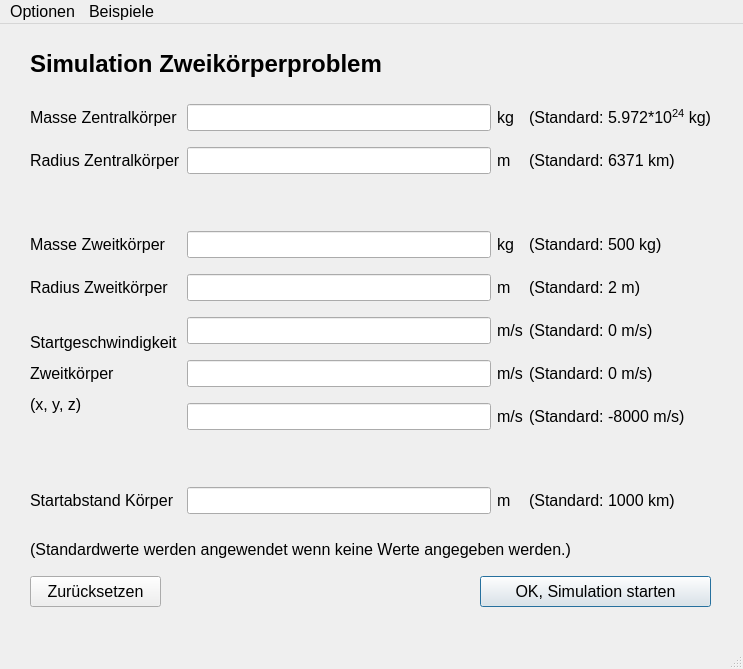
This is ui/entry.ui in fflopsi/twobodyproblem as Qt 5 draws it before an edit. The edited form follows.
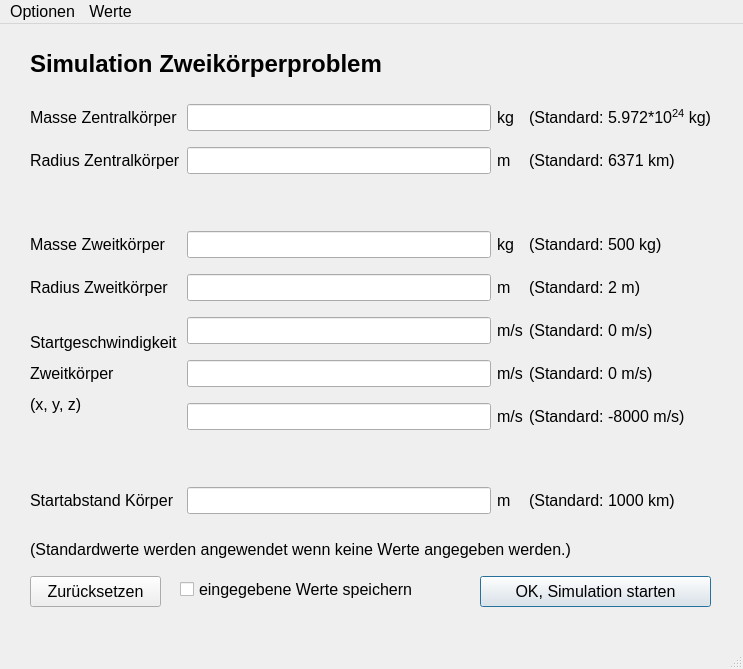
This is the edited form.

Commit message: add functionality to save and load values and cosmetic changes

The edit to the form file:
```diff
--- a/ui/entry.ui
+++ b/ui/entry.ui
@@ -55,7 +55,7 @@
      <rect>
       <x>30</x>
       <y>20</y>
-      <width>541</width>
+      <width>481</width>
       <height>41</height>
      </rect>
     </property>
@@ -309,6 +309,19 @@
      </item>
     </layout>
    </widget>
+   <widget class="QCheckBox" name="save_values">
+    <property name="geometry">
+     <rect>
+      <x>180</x>
+      <y>550</y>
+      <width>291</width>
+      <height>31</height>
+     </rect>
+    </property>
+    <property name="text">
+     <string>eingegebene Werte speichern</string>
+    </property>
+   </widget>
   </widget>
   <widget class="QMenuBar" name="menubar">
    <property name="geometry">
@@ -329,7 +342,7 @@
    </widget>
    <widget class="QMenu" name="menuBeispiele">
     <property name="title">
-     <string>Beispiele</string>
+     <string>Werte</string>
     </property>
     <addaction name="actionListe_mit_Voreinstellungen"/>
    </widget>
```
Left out of the diff: 9 changed lines with no effect on the pictures. The commit also changes 1 other file.
